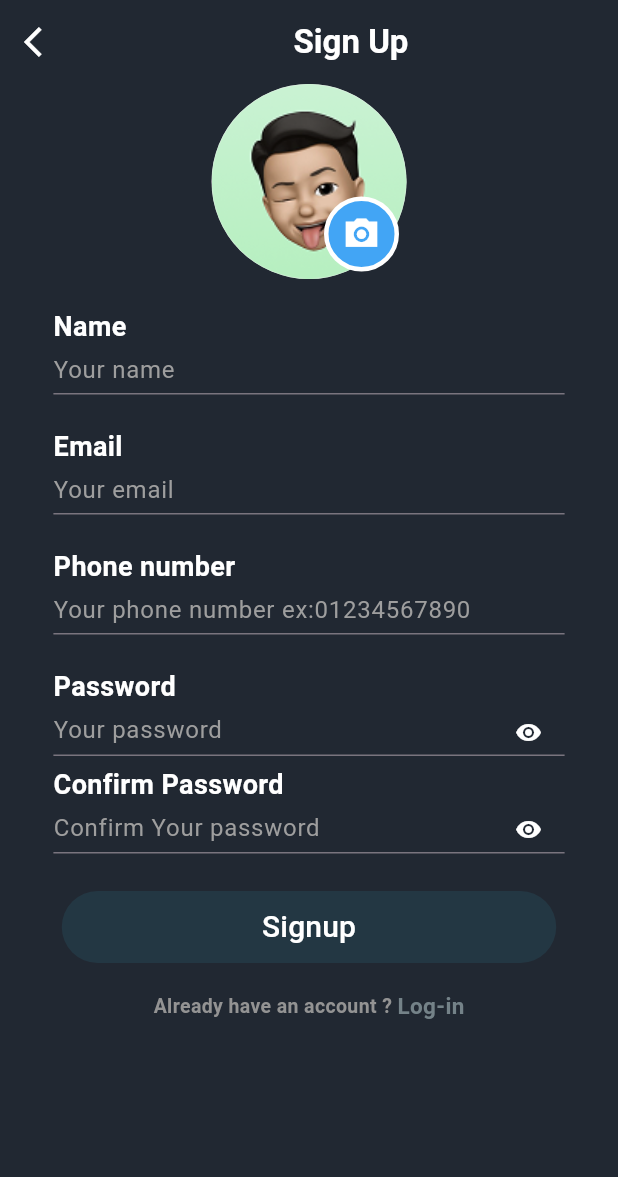
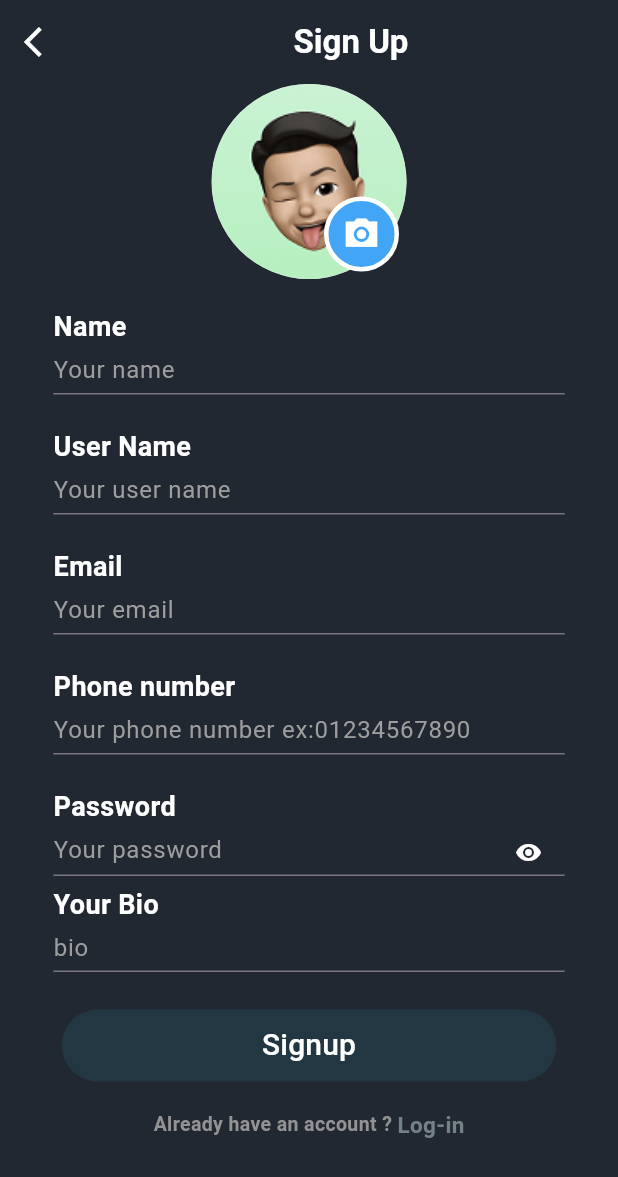
Before and after one commit to GeorgeWagih-git/Project-Management-App, a Flutter app: the SignupScreen screen opened directly, on a phone screen of 412 x 824 dp. Shown: the top 1177 px of the screen. Run offline on Flutter 3.47's test engine with Material 3 defaults, Android fonts, the phone set to English and light mode, and no system bars; our stand-ins replace dio, flutter_bloc, image_picker, percent_indicator; accounts and stored records are empty; network calls fail.

Commit message:
sign in and sign up

```diff
--- /dev/null
+++ b/lib/Classes/user_model.dart
@@ -0,0 +1,32 @@
+import 'package:flutter_application_1/core/api/endpoints.dart';
+
+class UserModel {
+  final String name;
+  final String userName;
+  final String bio;
+  final String id;
+  final String profilePic;
+  final String email;
+  final String phone;
+
+  UserModel({
+    required this.profilePic,
+    required this.bio,
+    required this.id,
+    required this.userName,
+    required this.email,
+    required this.phone,
+    required this.name,
+  });
+  factory UserModel.formJson(Map<String, dynamic> jsonData) {
+    return UserModel(
+      profilePic: jsonData[ApiKey.profilePic] ?? 'error',
+      email: jsonData[ApiKey.email] ?? 'error to get Email',
+      phone: jsonData[ApiKey.phone] ?? 'error to get phoneNumber',
+      name: jsonData[ApiKey.name] ?? 'error to get Name',
+      bio: jsonData[ApiKey.bio] ?? 'error to get bio',
+      id: jsonData[ApiKey.id] ?? 'error to get id',
+      userName: jsonData[ApiKey.username] ?? 'error to get user name',
+    );
+  }
+}
--- a/lib/Cubits/ongoing_porject_cubit/ongoing_porject_states.dart
+++ b/lib/Cubits/ongoing_porject_cubit/ongoing_porject_states.dart
@@ -1,4 +1,5 @@
 import 'package:flutter_application_1/Classes/project_class.dart';
+import 'package:flutter_application_1/Classes/user_model.dart';
 
 abstract class OngoingProjectStates {}
 
@@ -40,6 +41,8 @@ class UploadProfilePicture extends OngoingProjectStates {}
 
 final class SignUpSuccess extends OngoingProjectStates {}
 
+final class OngoingProjectImageSelected extends OngoingProjectStates {}
+
 final class SignUpLoading extends OngoingProjectStates {}
 
 final class SignUpFailure extends OngoingProjectStates {
@@ -49,6 +52,20 @@ final class SignUpFailure extends OngoingProjectStates {
 }
 
 ///////////////////////////////////////////////
+final class GetUserDatasuccessful extends OngoingProjectStates {
+  final UserModel user;
+
+  GetUserDatasuccessful({required this.user});
+}
+
+final class GetUserDataLoading extends OngoingProjectStates {}
+
+final class GetUserDataFailure extends OngoingProjectStates {
+  final String errMessage;
+
+  GetUserDataFailure({required this.errMessage});
+}
+///////////////////////////////////////////////
 
 class CompletedProjectsuccessfulState extends OngoingProjectStates {
   final List<ProjectClass> completedproject;
--- a/lib/Screens/signin_screen.dart
+++ b/lib/Screens/signin_screen.dart
@@ -1,6 +1,8 @@
 import 'package:flutter/material.dart';
 import 'package:flutter_application_1/Cubits/ongoing_porject_cubit/ongoing_porject_cubit.dart';
 import 'package:flutter_application_1/Cubits/ongoing_porject_cubit/ongoing_porject_states.dart';
+import 'package:flutter_application_1/Screens/home_screen.dart';
+import 'package:flutter_application_1/core/functions/navigate_to.dart';
 import 'package:flutter_application_1/widgets/custom_form_button.dart';
 import 'package:flutter_application_1/widgets/custom_input_field.dart';
 import 'package:flutter_application_1/widgets/custom_scaffold_widget.dart';
@@ -16,12 +18,13 @@ class SigninScreen extends StatelessWidget {
   Widget build(BuildContext context) {
     Size size = MediaQuery.of(context).size;
     return CustomScaffold(
-      screenName: 'Login',
+      screenName: 'Sign In',
       child: BlocConsumer<OngoingProjectCubit, OngoingProjectStates>(
         listener: (context, state) {
           if (state is SignInSuccess) {
             ScaffoldMessenger.of(context)
                 .showSnackBar(SnackBar(content: Text("succefull")));
+            navigateTo(context, HomeScreen());
           } else if (state is SignInFailure) {
             ScaffoldMessenger.of(context)
                 .showSnackBar(SnackBar(content: Text(state.errMessage)));
--- a/lib/Screens/signup_screen.dart
+++ b/lib/Screens/signup_screen.dart
@@ -5,6 +5,7 @@ import 'package:flutter_application_1/widgets/already_have_an_account.dart';
 import 'package:flutter_application_1/widgets/custom_form_button.dart';
 import 'package:flutter_application_1/widgets/custom_input_field.dart';
 import 'package:flutter_application_1/widgets/custom_scaffold_widget.dart';
+import 'package:flutter_application_1/widgets/page_header.dart';
 import 'package:flutter_application_1/widgets/pick_image_widget.dart';
 import 'package:flutter_bloc/flutter_bloc.dart';
 
@@ -47,6 +48,14 @@ class _SignupScreenState extends State<SignupScreen> {
                   controller: context.read<OngoingProjectCubit>().signUpName,
                 ),
                 const SizedBox(height: 16),
+                CustomInputField(
+                  labelText: 'User Name',
+                  hintText: 'Your user name',
+                  isDense: true,
+                  controller:
+                      context.read<OngoingProjectCubit>().signUpUserName,
+                ),
+                const SizedBox(height: 16),
                 //!Email
                 CustomInputField(
                   labelText: 'Email',
@@ -75,7 +84,7 @@ class _SignupScreenState extends State<SignupScreen> {
                       context.read<OngoingProjectCubit>().signUpPassword,
                 ),
                 //! Confirm Password
-                CustomInputField(
+                /*CustomInputField(
                   labelText: 'Confirm Password',
                   hintText: 'Confirm Your password',
                   isDense: true,
@@ -83,6 +92,13 @@ class _SignupScreenState extends State<SignupScreen> {
                   suffixIcon: true,
                   controller:
                       context.read<OngoingProjectCubit>().confirmPassword,
+                ),
+                const SizedBox(height: 22),*/
+                CustomInputField(
+                  labelText: 'Your Bio',
+                  hintText: 'bio',
+                  isDense: true,
+                  controller: context.read<OngoingProjectCubit>().bio,
                 ),
                 const SizedBox(height: 22),
                 //!Sign Up Button
--- a/lib/core/api/dio_consumer.dart
+++ b/lib/core/api/dio_consumer.dart
@@ -1,6 +1,5 @@
 import 'package:dio/dio.dart';
 import 'package:flutter_application_1/core/api/api_consumer.dart';
-import 'package:flutter_application_1/core/api/api_interceptors.dart';
 import 'package:flutter_application_1/core/api/endpoints.dart';
 import 'package:flutter_application_1/core/errors/exceptions.dart';
 
@@ -9,7 +8,6 @@ class DioConsumer extends ApiConsumer {
 
   DioConsumer({required this.dio}) {
     dio.options.baseUrl = Endpoint.baseUrl;
-    dio.interceptors.add(ApiInterceptor());
     dio.interceptors.add(
       LogInterceptor(
         request: true,
--- a/lib/core/api/endpoints.dart
+++ b/lib/core/api/endpoints.dart
@@ -1,20 +1,27 @@
 class Endpoint {
-  static String baseUrl = "https://food-api-omega.vercel.app/api/v1/";
-  static String signIn = "user/signin";
-  static String signUp = "user/signup";
+  static String baseUrl = "https://frankly-refined-escargot.ngrok-free.app";
+  static String signIn = "/api/User/Login";
+  static String signUp = "/api/User/register";
+  static String getUserData = "/api/User/GetUser";
+  static String getUserDataEndPoint(id) {
+    return "user/get-user/$id";
+  }
 }
 
 class ApiKey {
+  ////////////signin//////////////////
+  static String email = "Email";
+  static String password = "password";
+  ///////////////////////////
   static String message = "message";
-  static String status = "status";
-  static String errorMessage = "ErrorMessage";
-  static String email = "email";
-  static String password = "password";
+/////////////////////////////////////////
   static String token = "token";
   static String id = "id";
-  static String name = "name";
-  static String phone = "phone";
-  static String confirmPassword = "confirmPassword";
-  static String location = "location";
-  static String profilePic = "profilePic";
+  //////////////////////////////
+  static String name = "FullName";
+  static String username = "UserName";
+  static String phone = "PhoneNumber";
+  static String signUpPassword = "Password";
+  static String profilePic = "Image";
+  static String bio = "Bio";
 }
--- a/pubspec.yaml
+++ b/pubspec.yaml
@@ -45,6 +45,8 @@ dependencies:
   flutter_bloc: ^9.1.0
   dio: ^5.8.0+1
   image_picker: ^1.1.2
+  shared_preferences: ^2.5.3
+  jwt_decoder: ^2.0.1
 
 dev_dependencies:
   flutter_test:
```
Also changed, not shown: lib/Cubits/ongoing_porject_cubit/ongoing_porject_cubit.dart (+39 -13 lines), lib/Screens/home_screen.dart (+25 -10 lines), lib/core/api/api_interceptors.dart (deleted, +0 -9 lines), lib/core/errors/error_model.dart (+7 -5 lines), lib/core/errors/exceptions.dart (+21 -1 lines), pubspec.lock, 5 other files.
